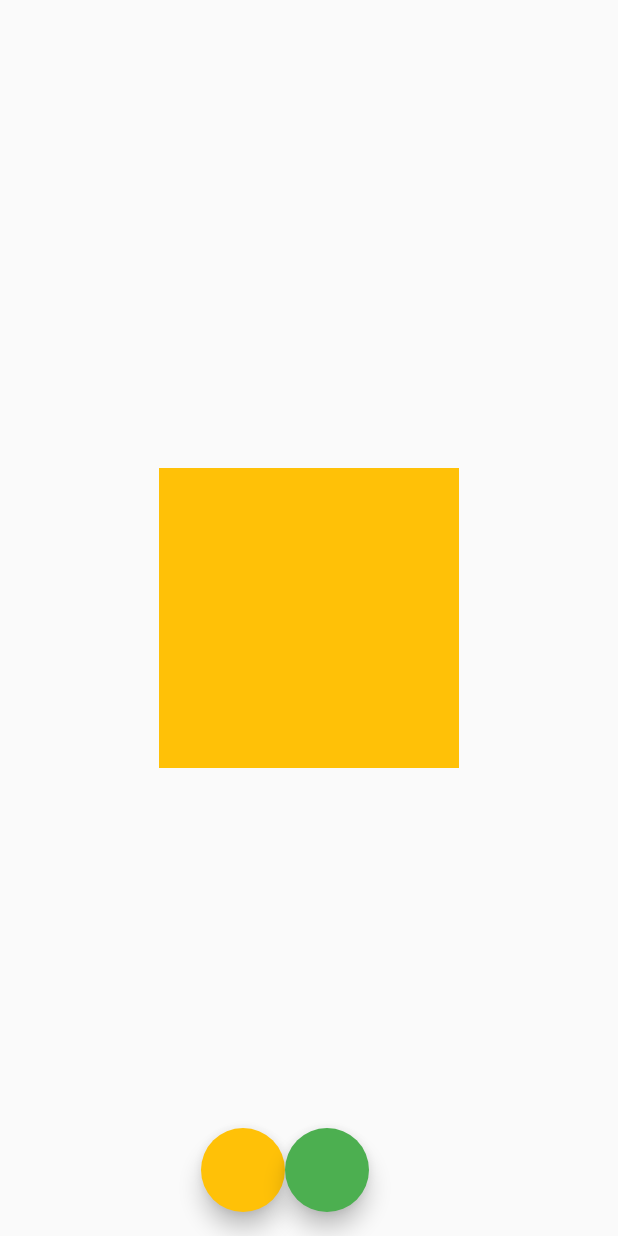
After one commit to VladKodletov/application_stack, a Flutter app: the BlocScreen screen opened directly, on a phone screen of 412 x 824 dp. The commit adds this screen. Run offline on Flutter 3.47's test engine with Material 2 defaults, Android fonts, the phone set to English and light mode, and no system bars; our stand-ins replace flutter_bloc; network calls fail.

Commit message:
added example 8 bloc

```diff
--- /dev/null
+++ b/lib/example_bloc/bloc.dart
@@ -0,0 +1,16 @@
+
+import 'package:flutter/material.dart';
+import 'package:flutter_bloc/flutter_bloc.dart';
+
+abstract class ColorEvent {}
+
+class AmberColorEvent extends ColorEvent {}
+
+class GreenColorEvent extends ColorEvent {}
+
+class ColorBloc extends Bloc<ColorEvent, Color> {
+  ColorBloc() : super(Colors.amber) {
+    on<AmberColorEvent>((event, emit) => emit(Colors.amber));
+    on<GreenColorEvent>((event, emit) => emit(Colors.green));
+  }
+}
--- /dev/null
+++ b/lib/example_bloc/bloc_screen.dart
@@ -0,0 +1,43 @@
+import 'package:application_websocket/example_bloc/bloc.dart';
+import 'package:flutter/material.dart';
+import 'package:flutter_bloc/flutter_bloc.dart';
+
+class BlocScreen extends StatelessWidget {
+  const BlocScreen({super.key});
+
+  @override
+  Widget build(BuildContext context) {
+    ColorBloc bloc = context.read<ColorBloc>();
+    return Scaffold(
+      body: Center(
+        child: BlocBuilder<ColorBloc, Color>(
+          builder: (context, color) {
+            return AnimatedContainer(
+              height: 200,
+              width: 200,
+              color: color,
+              duration: const Duration(seconds: 1),
+            );
+          },
+        ),
+      ),
+      floatingActionButton: Row(
+        mainAxisAlignment: MainAxisAlignment.center,
+        children: [
+          FloatingActionButton(
+            onPressed: () {
+              bloc.add(AmberColorEvent());
+            },
+            backgroundColor: Colors.amber,
+          ),
+          FloatingActionButton(
+            onPressed: () {
+              bloc.add(GreenColorEvent());
+            },
+            backgroundColor: Colors.green,
+          )
+        ],
+      ),
+    );
+  }
+}
--- a/pubspec.yaml
+++ b/pubspec.yaml
@@ -38,9 +38,8 @@ dependencies:
   cupertino_icons: ^1.0.2
   url_launcher: ^6.1.6
   http: ^0.13.5
-  cached_network_image: ^3.2.2
-  freezed: ^2.3.2
-  freezed_annotation: ^2.2.0
+  flutter_bloc: ^8.1.1
+
 
 dev_dependencies:
   flutter_test:
```
Also changed, not shown: lib/core/models/article.dart (+23 -29 lines), lib/main.dart (+14 -6 lines), pubspec.lock.
